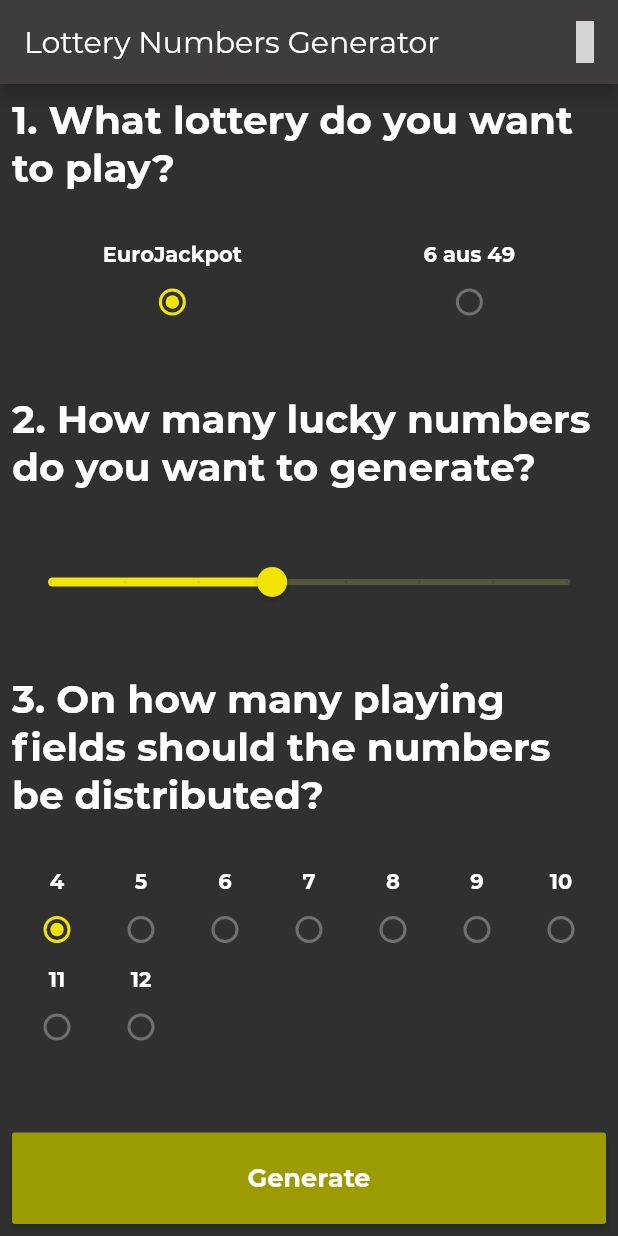
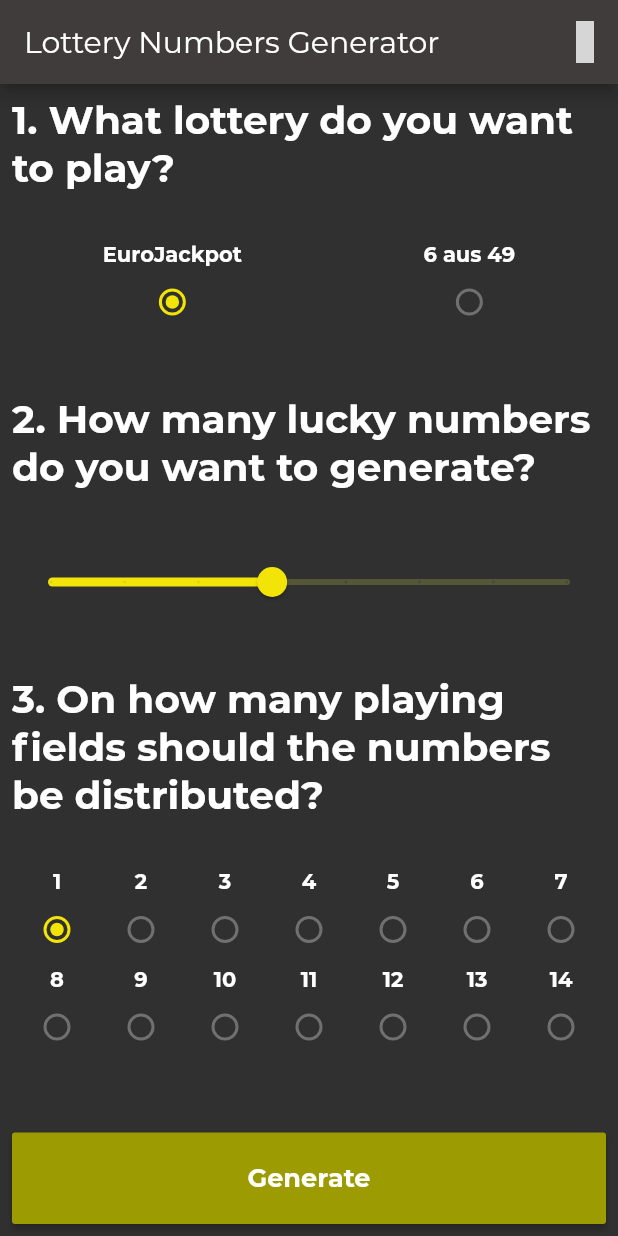
Before and after one commit to stanbeamish/lottery_number_gen, a Flutter app: the screen it shows after launch, on a phone screen of 412 x 824 dp. Run offline on Flutter 3.47's test engine with Material 2 defaults, Android fonts, the phone set to English and light mode, and no system bars; our stand-ins replace flutter_icons, shared_preferences; missing offline and left inert: day_night_switch; grey boxes are pictures that could not be loaded.

Commit message:
#BUGFIXING - eliminated some bugs

```diff
--- a/lib/main.dart
+++ b/lib/main.dart
@@ -53,7 +53,7 @@ class MyApp extends StatelessWidget {
         ChangeNotifierProvider<GenerationDataProvider>(create: (_) => GenerationDataProvider(
           GenerationData(
             selectedSystem: supportedLotterySystems[0], // initialize with defaults
-            selectedLotteryField: supportedLotteryFields[4],
+            selectedLotteryField: supportedLotteryFields[0],
             selectedLotteryNumber: supportedLotteryNumbers[0],
           ),
         ),),
--- a/lib/models/lottery_field.dart
+++ b/lib/models/lottery_field.dart
@@ -1,5 +1,5 @@
 
-enum SupportedFields { four, five, six, seven, eight, nine, ten, eleven, twelve }
+enum SupportedFields { one, two, three, four, five, six, seven, eight, nine, ten, eleven, twelve, thirteen, fourteen }
 
 class LotteryField {
   final int numberIdentifier;
@@ -9,6 +9,9 @@ class LotteryField {
 }
 
 const supportedLotteryFields = [
+  LotteryField(name: SupportedFields.one, numberIdentifier: 1),
+  LotteryField(name: SupportedFields.two, numberIdentifier: 2),
+  LotteryField(name: SupportedFields.three, numberIdentifier: 3),
   LotteryField(name: SupportedFields.four, numberIdentifier: 4),
   LotteryField(name: SupportedFields.five, numberIdentifier: 5),
   LotteryField(name: SupportedFields.six, numberIdentifier: 6),
@@ -16,6 +19,8 @@ const supportedLotteryFields = [
   LotteryField(name: SupportedFields.eight, numberIdentifier: 8),
   LotteryField(name: SupportedFields.nine, numberIdentifier: 9),
   LotteryField(name: SupportedFields.ten, numberIdentifier: 10),
-  LotteryField(name: SupportedFields.twelve, numberIdentifier: 11),
-  LotteryField(name: SupportedFields.eleven, numberIdentifier: 12),
+  LotteryField(name: SupportedFields.eleven, numberIdentifier: 11),
+  LotteryField(name: SupportedFields.twelve, numberIdentifier: 12),
+  LotteryField(name: SupportedFields.thirteen, numberIdentifier: 13),
+  LotteryField(name: SupportedFields.fourteen, numberIdentifier: 14),
 ];
--- a/lib/screens/start_screen.dart
+++ b/lib/screens/start_screen.dart
@@ -93,7 +93,6 @@ class _StartScreenState extends State<StartScreen> {
     );
   }
 
-
   Widget _buildLottoSystemSelection() {
     final generationDataProvider = Provider.of<GenerationDataProvider>(context);
     generationData = generationDataProvider.getGenerationData();
@@ -117,6 +116,10 @@ class _StartScreenState extends State<StartScreen> {
                   if (_lotSystem.minGeneratedNumbers > _numCnt) {
                     _numCnt = 8;
                   }
+                  generationData.selectedLotteryNumber =
+                      supportedLotteryNumbers.firstWhere((element) =>
+                          element.numberIdentifier ==
+                          _lotSystem.minGeneratedNumbers);
                 });
               },
             )
@@ -142,7 +145,8 @@ class _StartScreenState extends State<StartScreen> {
             setState(() {
               _numCnt = newNumCnt;
 
-              generationData.selectedLotteryNumber = supportedLotteryNumbers.firstWhere((element) => element.numberIdentifier == _numCnt);
+              generationData.selectedLotteryNumber = supportedLotteryNumbers
+                  .firstWhere((element) => element.numberIdentifier == _numCnt);
             });
           },
           divisions: (maxGenNum - minGenNum),
@@ -151,20 +155,6 @@ class _StartScreenState extends State<StartScreen> {
           label: '${_numCnt.toInt()}',
           inactiveColor: kColorSix.withOpacity(0.3),
         ),
-        /*Padding(
-          padding: const EdgeInsets.symmetric(
-            horizontal: 20,
-          ),
-          child: Row(
-            mainAxisAlignment: MainAxisAlignment.spaceBetween,
-            children: supportedLotteryNumbers.map((currentNum) {
-              return Text(
-                currentNum.numberIdentifier.toString(),
-                style: kSmallItalicText,
-              );
-            }).toList(),
-          ),
-        )*/
       ],
     );
   }
--- a/lib/utils/app_colors.dart
+++ b/lib/utils/app_colors.dart
@@ -3,6 +3,7 @@ import 'package:flutter/material.dart';
 const kColorOne = Color(0xFFF3E408);
 const kColorTwo = Color(0xFF707070);
 const kColorThree = Color(0xFF9C9C02);
+const kColorThreeDark = Color(0xFF7B7C02);
 const kColorFour = Color(0xFF403C3C);
 const kColorFive = Color(0xFFF0FCFE);
 const kColorSix = Color(0xFFADAD49);
```
Also changed, not shown: lib/screens/gen_result_screen.dart (+31 -18 lines).
